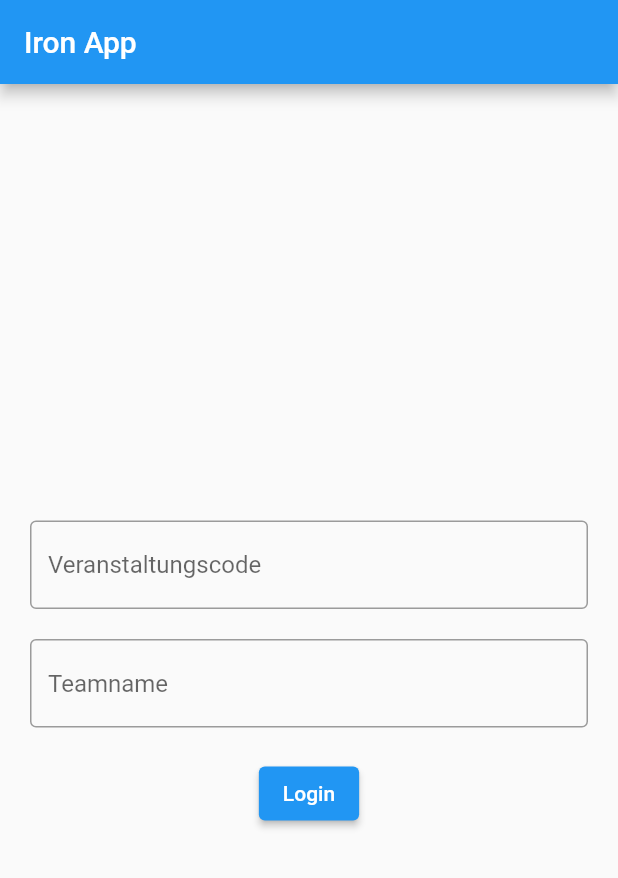
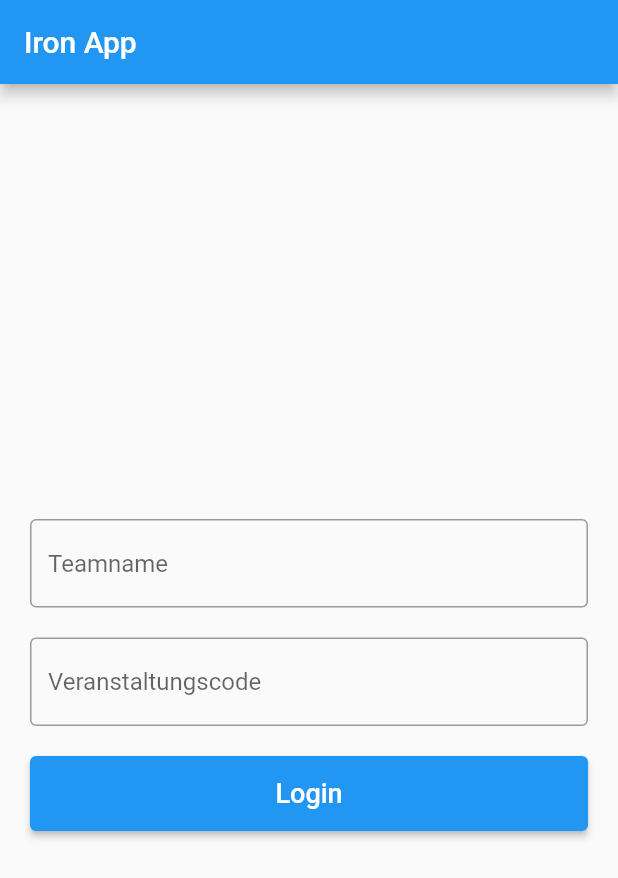
Before and after one commit to joshkreud/ironM_app_flutter, a Flutter app: the screen it shows after launch, on a phone screen of 412 x 824 dp. Shown: the top 878 px of the screen. Run offline on Flutter 3.47's test engine with Material 2 defaults, Android fonts, the phone set to English and light mode, and no system bars; our stand-ins replace chopper, go_router; generated files the repository leaves out were written again.

Commit message:
Some new Stuff

```diff
--- a/lib/screens/login.dart
+++ b/lib/screens/login.dart
@@ -66,6 +66,16 @@ class _LoginScreenState extends State<LoginScreen> {
               Container(
                 margin: const EdgeInsets.only(top: 20),
                 child: TextField(
+                  controller: teamNameController,
+                  decoration: const InputDecoration(
+                    border: OutlineInputBorder(),
+                    hintText: 'Teamname',
+                  ),
+                ),
+              ),
+              Container(
+                margin: const EdgeInsets.only(top: 20),
+                child: TextField(
                   controller: veranstaltungsCodeController,
                   decoration: const InputDecoration(
                     border: OutlineInputBorder(),
@@ -75,20 +85,17 @@ class _LoginScreenState extends State<LoginScreen> {
               ),
               Container(
                 margin: const EdgeInsets.only(top: 20),
-                child: TextField(
-                  controller: teamNameController,
-                  decoration: const InputDecoration(
-                    border: OutlineInputBorder(),
-                    hintText: 'Teamname',
+                child: SizedBox(
+                  width: double.infinity,
+                  height: 50,
+                  child: ElevatedButton(
+                    // onPressed: () => context.go('/page2'),
+                    onPressed: () => joinGame(),
+                    child: const Text(
+                      'Login',
+                      style: TextStyle(fontSize: 18),
+                    ),
                   ),
-                ),
-              ),
-              Container(
-                margin: const EdgeInsets.only(top: 20),
-                child: ElevatedButton(
-                  // onPressed: () => context.go('/page2'),
-                  onPressed: () => joinGame(),
-                  child: const Text('Login'),
                 ),
               ),
             ],
--- a/pubspec.yaml
+++ b/pubspec.yaml
@@ -31,7 +31,7 @@ environment:
 dependencies:
   flutter:
     sdk: flutter
-
+  get_it: ^7.1.3
   # The following adds the Cupertino Icons font to your application.
   # Use with the CupertinoIcons class for iOS style icons.
   cupertino_icons: ^1.0.2
```
Also changed, not shown: pubspec.lock.
